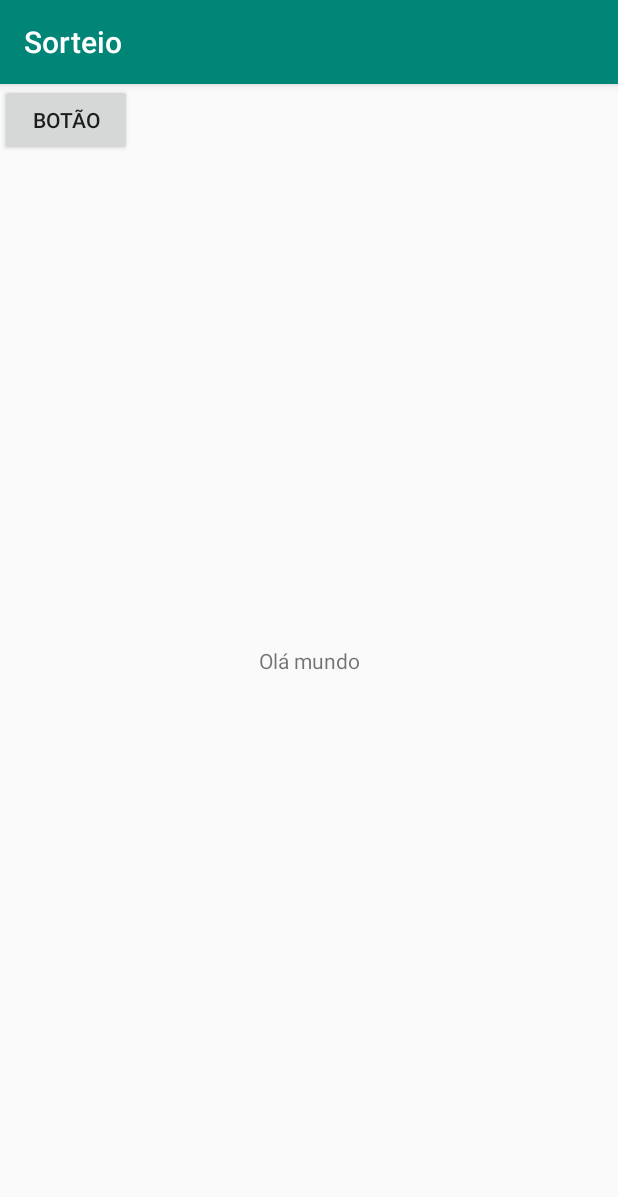
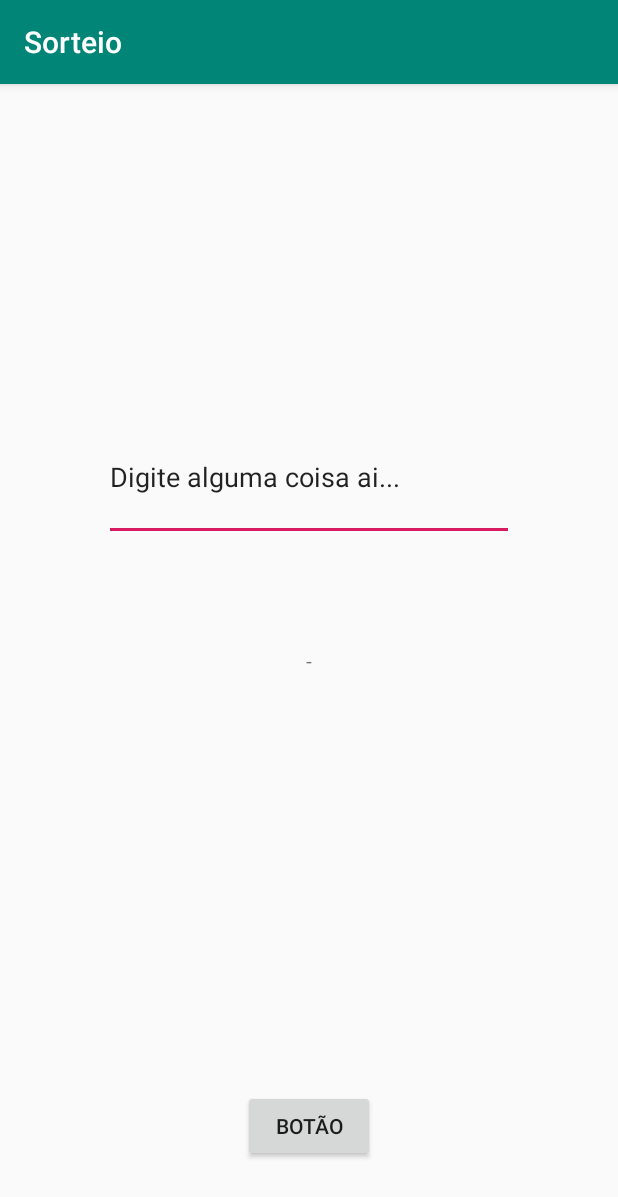
Before and after one commit to RafaelHB7/Sorteio, an Android app: the screen it shows after launch (MainActivity), on a phone screen of 412 x 824 dp. Shown: the top 1197 px of the screen. Run offline under Robolectric (Android 15) with nearby library versions, the phone set to English and light mode, and no system bars; 1 statement that could not run was skipped.

Commit message:
Funções adicionadas

```diff
--- a/app/src/main/java/com/example/sorteio/MainActivity.java
+++ b/app/src/main/java/com/example/sorteio/MainActivity.java
@@ -3,12 +3,23 @@ package com.example.sorteio;
 import androidx.appcompat.app.AppCompatActivity;
 
 import android.os.Bundle;
+import android.view.View;
+import android.widget.EditText;
+import android.widget.TextView;
 
 public class MainActivity extends AppCompatActivity {
-
+    TextView tv;
+    EditText et;
     @Override
     protected void onCreate(Bundle savedInstanceState) {
         super.onCreate(savedInstanceState);
         setContentView(R.layout.activity_main);
+
+        tv=findViewById(R.id.textView);
+        et.findViewById(R.id.editText);
+    }
+
+    public void copiaTexto(View view){
+        tv.setText(et.getText().toString());
     }
 }
--- a/app/src/main/res/layout/activity_main.xml
+++ b/app/src/main/res/layout/activity_main.xml
@@ -7,9 +7,10 @@
     tools:context=".MainActivity">
 
     <TextView
+        android:id="@+id/textView"
         android:layout_width="wrap_content"
         android:layout_height="wrap_content"
-        android:text="Olá mundo"
+        android:text="-"
         app:layout_constraintBottom_toBottomOf="parent"
         app:layout_constraintLeft_toLeftOf="parent"
         app:layout_constraintRight_toRightOf="parent"
@@ -19,8 +20,28 @@
         android:id="@+id/button"
         android:layout_width="wrap_content"
         android:layout_height="wrap_content"
+        android:layout_marginBottom="49dp"
+        android:onClick="copiaTexto"
         android:text="Botão"
-        tools:layout_editor_absoluteX="160dp"
-        tools:layout_editor_absoluteY="634dp" />
+        app:layout_constraintBottom_toBottomOf="parent"
+        app:layout_constraintEnd_toEndOf="parent"
+        app:layout_constraintStart_toStartOf="parent"
+        app:layout_constraintTop_toBottomOf="@+id/editText" />
+
+    <EditText
+        android:id="@+id/editText"
+        android:layout_width="0dp"
+        android:layout_height="0dp"
+        android:layout_marginStart="69dp"
+        android:layout_marginTop="219dp"
+        android:layout_marginEnd="69dp"
+        android:layout_marginBottom="366dp"
+        android:ems="10"
+        android:inputType="textPersonName"
+        android:text="Digite alguma coisa ai..."
+        app:layout_constraintBottom_toTopOf="@+id/button"
+        app:layout_constraintEnd_toEndOf="parent"
+        app:layout_constraintStart_toStartOf="parent"
+        app:layout_constraintTop_toTopOf="parent" />
 
 </androidx.constraintlayout.widget.ConstraintLayout>
```
